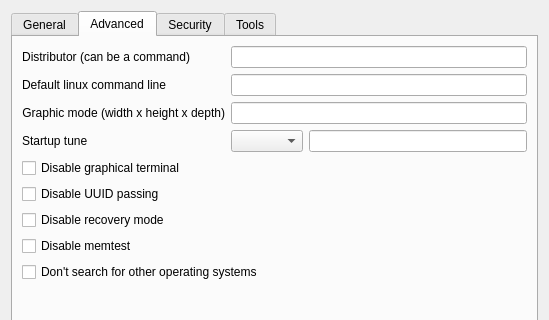
First picture: the form in kcmgrub2.ui, repository KDE/kcmgrub2, before the edit; both pictures show x 0 to 549 and y 0 to 320 of the 549 by 524 pixel window.
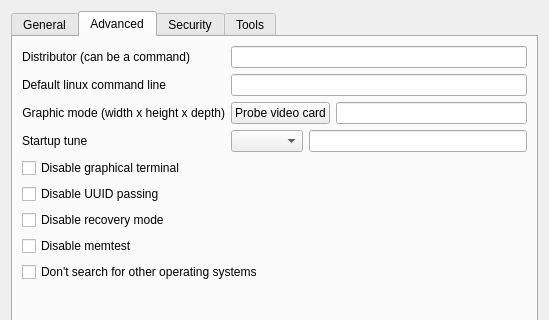
Second picture: the form after the edit. The open tabs and pages were chosen to show the change. Custom widgets are drawn as their Qt base class.

Commit message: Hook vbetest into the ui

```diff
--- a/kcmgrub2.ui
+++ b/kcmgrub2.ui
@@ -383,7 +383,18 @@
           </widget>
          </item>
          <item row="2" column="1">
-          <widget class="QLineEdit" name="gfxMode"/>
+          <layout class="QHBoxLayout" name="horizontalLayout_10">
+           <item>
+            <widget class="QPushButton" name="probeVbe">
+             <property name="text">
+              <string>Probe video card</string>
+             </property>
+            </widget>
+           </item>
+           <item>
+            <widget class="QLineEdit" name="gfxMode"/>
+           </item>
+          </layout>
          </item>
          <item row="3" column="0">
           <widget class="QLabel" name="label_13">
```
The commit also changes 7 other files.
